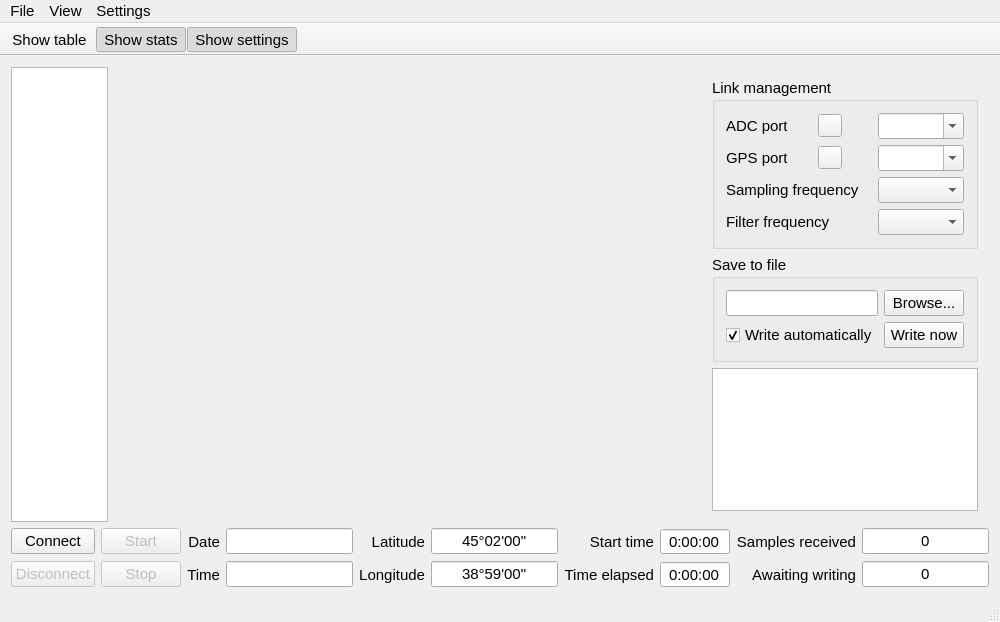
Before: the Qt Designer form mainwindow.ui in NIA/seismoreg, drawn with Qt 5.
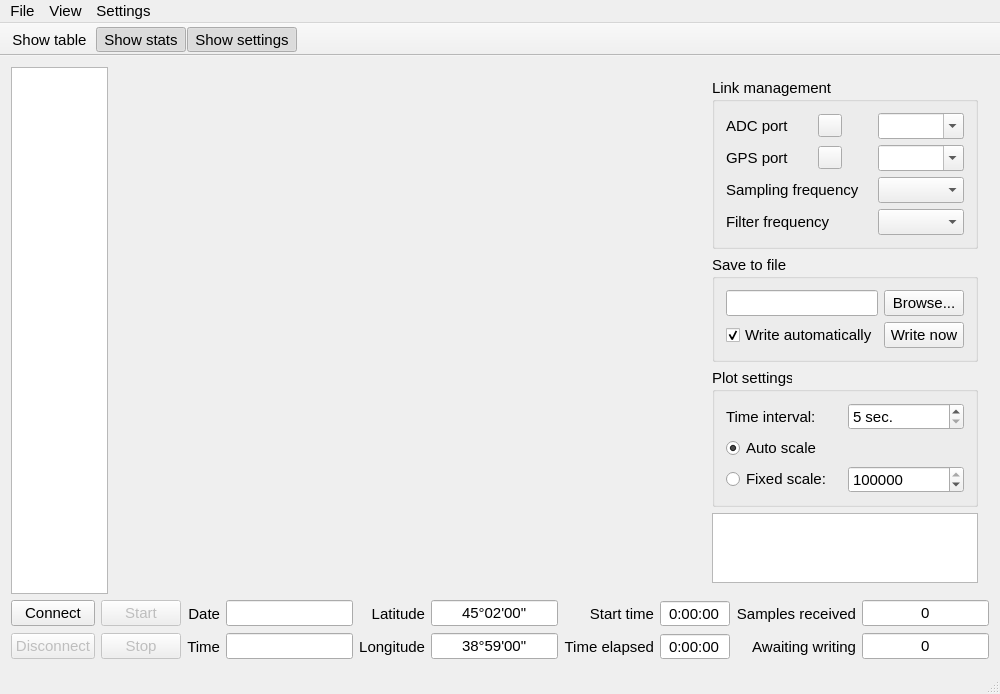
After: the same form once the commit is applied. Icons and pictures are not drawn. Custom widgets are drawn as their Qt base class.

Commit message:
Added plot settings
Auto scale or not, fixed scale max, history seconds.
All saved to ini file

```diff
--- a/mainwindow.ui
+++ b/mainwindow.ui
@@ -272,6 +272,62 @@
            </layout>
           </widget>
          </item>
+         <item>
+          <widget class="QGroupBox" name="plotGroup">
+           <property name="title">
+            <string>Plot settings</string>
+           </property>
+           <layout class="QGridLayout" name="gridLayout_2">
+            <item row="2" column="0">
+             <widget class="QRadioButton" name="fixedScale">
+              <property name="text">
+               <string>Fixed scale:</string>
+              </property>
+             </widget>
+            </item>
+            <item row="1" column="0">
+             <widget class="QRadioButton" name="autoScale">
+              <property name="text">
+               <string>Auto scale</string>
+              </property>
+              <property name="checked">
+               <bool>true</bool>
+              </property>
+             </widget>
+            </item>
+            <item row="2" column="1">
+             <widget class="QSpinBox" name="fixedScaleMax">
+              <property name="maximum">
+               <number>2147483647</number>
+              </property>
+              <property name="value">
+               <number>10000000</number>
+              </property>
+             </widget>
+            </item>
+            <item row="0" column="0">
+             <widget class="QLabel" name="label_13">
+              <property name="text">
+               <string>Time interval:</string>
+              </property>
+             </widget>
+            </item>
+            <item row="0" column="1">
+             <widget class="QSpinBox" name="timeInterval">
+              <property name="suffix">
+               <string> sec.</string>
+              </property>
+              <property name="minimum">
+               <number>5</number>
+              </property>
+              <property name="maximum">
+               <number>3600</number>
+              </property>
+             </widget>
+            </item>
+           </layout>
+          </widget>
+         </item>
          <item>
           <widget class="LogWindow" name="logView">
            <property name="maximumSize">
```
The commit also changes 6 other files.
